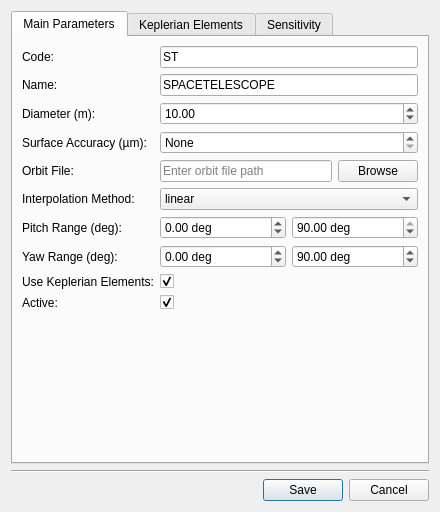
Old version of the form pastrocore/gui_pyside/dialog_editor_space_telescope.ui in the repository Torward1024/pAstroCORE.
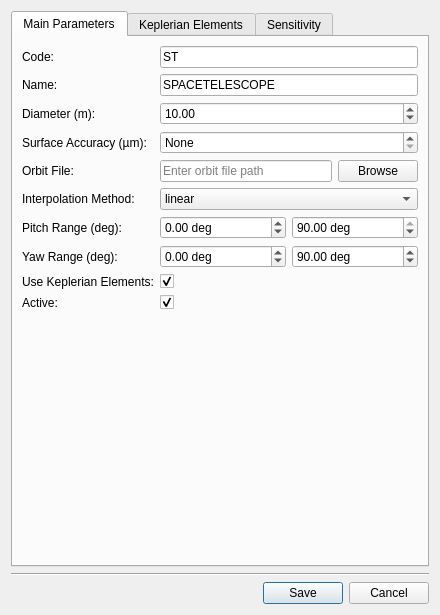
New version of the form. Icons and pictures are not drawn.

```diff
--- a/pastrocore/gui_pyside/dialog_editor_space_telescope.ui
+++ b/pastrocore/gui_pyside/dialog_editor_space_telescope.ui
@@ -19,18 +19,6 @@
     <verstretch>0</verstretch>
    </sizepolicy>
   </property>
-  <property name="minimumSize">
-   <size>
-    <width>440</width>
-    <height>500</height>
-   </size>
-  </property>
-  <property name="maximumSize">
-   <size>
-    <width>440</width>
-    <height>512</height>
-   </size>
-  </property>
   <property name="windowTitle">
    <string>Space Telescope Editor</string>
   </property>
```
